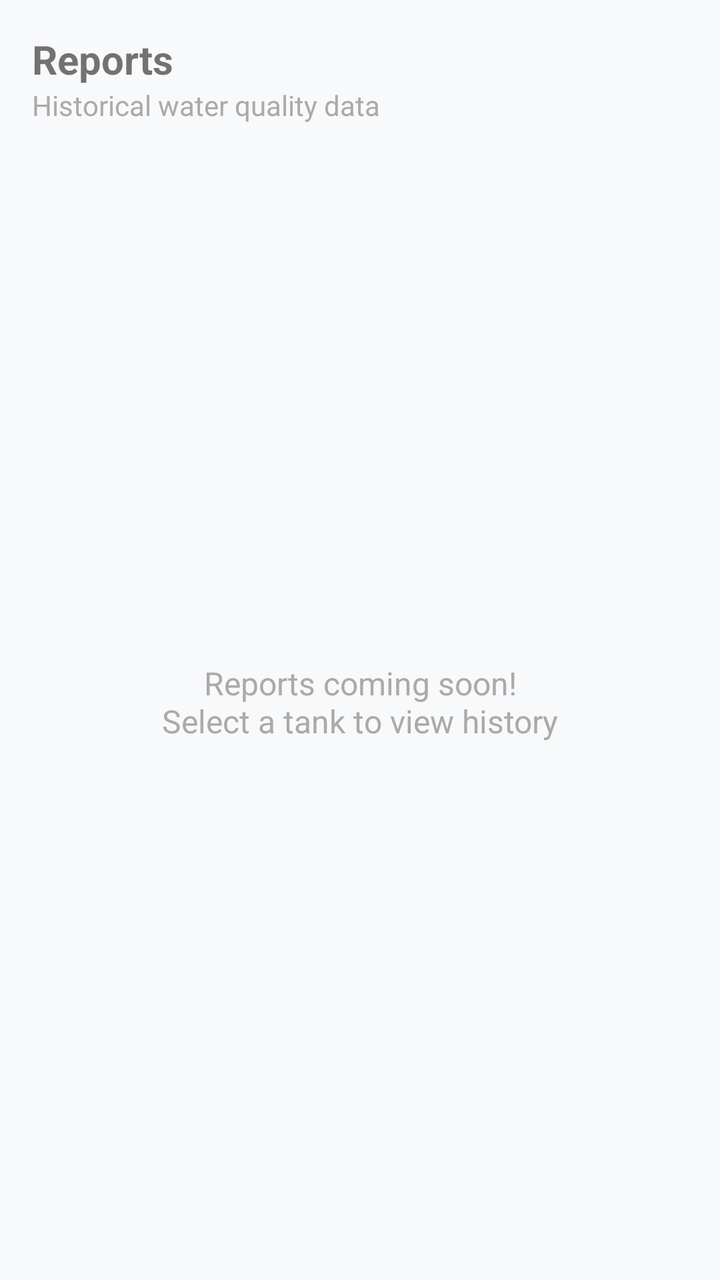
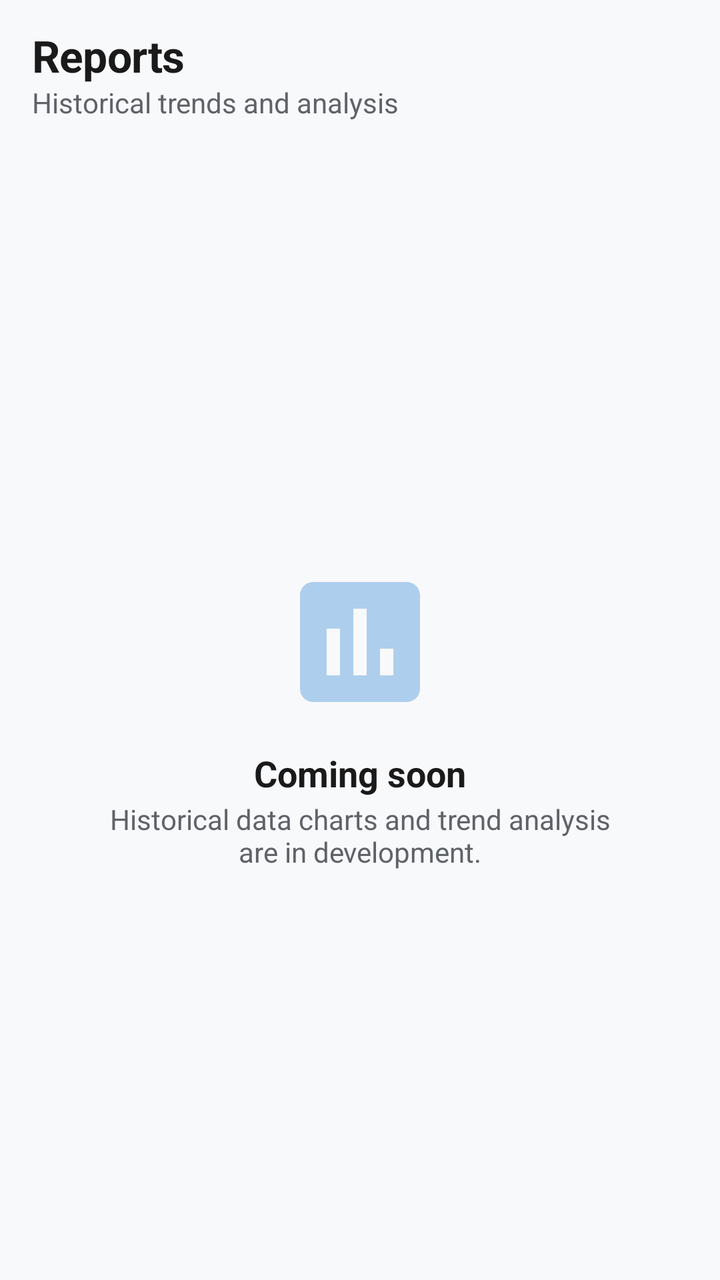

Screens rendered from an Android XML layout before and after an edit, with the pre-edit source and the edit as a unified diff.
<!-- AndroidManifest.xml: application theme Theme.CraySafe -->
<!-- res/layout/fragment_reports.xml -->
<?xml version="1.0" encoding="utf-8"?>
<LinearLayout xmlns:android="http://schemas.android.com/apk/res/android"
    android:layout_width="match_parent"
    android:layout_height="match_parent"
    android:orientation="vertical"
    android:padding="16dp">

    <TextView
        android:layout_width="wrap_content"
        android:layout_height="wrap_content"
        android:text="Reports"
        android:textSize="20sp"
        android:textStyle="bold" />

    <TextView
        android:layout_width="wrap_content"
        android:layout_height="wrap_content"
        android:text="Historical water quality data"
        android:textSize="14sp"
        android:textColor="@android:color/darker_gray"
        android:layout_marginBottom="16dp" />

    <TextView
        android:layout_width="match_parent"
        android:layout_height="match_parent"
        android:text="Reports coming soon!\nSelect a tank to view history"
        android:textAlignment="center"
        android:gravity="center"
        android:textSize="16sp"
        android:textColor="@android:color/darker_gray" />

</LinearLayout>
<!-- resources referenced by this layout -->
<resources>
  <style name="Theme.CraySafe" parent="Theme.MaterialComponents.Light.NoActionBar">
          <item name="colorPrimary">@color/primary</item>
          <item name="colorPrimaryVariant">@color/primary_dark</item>
          <item name="colorOnPrimary">@color/white</item>
  
          <item name="colorSecondary">@color/secondary</item>
          <item name="colorSecondaryVariant">@color/secondary_dark</item>
          <item name="colorOnSecondary">@color/white</item>
  
          <item name="android:colorBackground">@color/background</item>
          <item name="colorSurface">@color/surface</item>
          <item name="colorOnSurface">@color/text_primary</item>
          <item name="colorError">@color/critical</item>
  
          <item name="android:statusBarColor">@color/primary_dark</item>
          <item name="android:windowLightStatusBar">false</item>
  
          <item name="android:navigationBarColor">@color/surface</item>
      </style>
  <color name="primary">#0066CC</color>
  <color name="primary_dark">#004C99</color>
  <color name="white">#FFFFFFFF</color>
  <color name="secondary">#00B8A0</color>
  <color name="secondary_dark">#008A78</color>
  <color name="background">#F8F9FB</color>
  <color name="surface">#FFFFFF</color>
  <color name="text_primary">#1A1A1A</color>
  <color name="critical">#D32F2F</color>
</resources>

<!-- the commit's change to res/layout/fragment_reports.xml (unified diff, before → after) -->
@@ -1,32 +1,65 @@
 <?xml version="1.0" encoding="utf-8"?>
-<LinearLayout xmlns:android="http://schemas.android.com/apk/res/android"
+<androidx.constraintlayout.widget.ConstraintLayout
+    xmlns:android="http://schemas.android.com/apk/res/android"
+    xmlns:app="http://schemas.android.com/apk/res-auto"
     android:layout_width="match_parent"
     android:layout_height="match_parent"
-    android:orientation="vertical"
-    android:padding="16dp">
+    android:background="@color/background">
 
-    <TextView
-        android:layout_width="wrap_content"
+    <LinearLayout
+        android:id="@+id/headerLayout"
+        android:layout_width="match_parent"
         android:layout_height="wrap_content"
-        android:text="Reports"
-        android:textSize="20sp"
-        android:textStyle="bold" />
+        android:orientation="vertical"
+        android:padding="@dimen/space_md"
+        android:paddingBottom="@dimen/space_sm"
+        app:layout_constraintTop_toTopOf="parent">
 
-    <TextView
-        android:layout_width="wrap_content"
-        android:layout_height="wrap_content"
-        android:text="Historical water quality data"
-        android:textSize="14sp"
-        android:textColor="@android:color/darker_gray"
-        android:layout_marginBottom="16dp" />
+        <TextView
+            style="@style/Text.H2"
+            android:layout_width="wrap_content"
+            android:layout_height="wrap_content"
+            android:text="Reports" />
 
-    <TextView
+        <TextView
+            style="@style/Text.BodyMuted"
+            android:layout_width="wrap_content"
+            android:layout_height="wrap_content"
+            android:text="Historical trends and analysis"
+            android:layout_marginTop="2dp" />
+    </LinearLayout>
+
+    <LinearLayout
         android:layout_width="match_parent"
-        android:layout_height="match_parent"
-        android:text="Reports coming soon!\nSelect a tank to view history"
-        android:textAlignment="center"
+        android:layout_height="0dp"
         android:gravity="center"
-        android:textSize="16sp"
-        android:textColor="@android:color/darker_gray" />
+        android:orientation="vertical"
+        android:padding="@dimen/space_lg"
+        app:layout_constraintTop_toBottomOf="@id/headerLayout"
+        app:layout_constraintBottom_toBottomOf="parent">
 
-</LinearLayout>
+        <ImageView
+            android:layout_width="80dp"
+            android:layout_height="80dp"
+            android:src="@drawable/ic_reports"
+            android:alpha="0.3"
+            app:tint="@color/primary"
+            android:contentDescription="Reports" />
+
+        <TextView
+            style="@style/Text.H3"
+            android:layout_width="wrap_content"
+            android:layout_height="wrap_content"
+            android:text="Coming soon"
+            android:layout_marginTop="@dimen/space_md" />
+
+        <TextView
+            style="@style/Text.BodyMuted"
+            android:layout_width="wrap_content"
+            android:layout_height="wrap_content"
+            android:text="Historical data charts and trend analysis\nare in development."
+            android:gravity="center"
+            android:layout_marginTop="@dimen/space_xs" />
+    </LinearLayout>
+
+</androidx.constraintlayout.widget.ConstraintLayout>
<!-- resource entries referenced after the edit -->
@@ -19,7 +19,35 @@
   
           <item name="android:navigationBarColor">@color/surface</item>
       </style>
+  <color name="text_secondary">#5F6368</color>
   <color name="primary">#0066CC</color>
+  <dimen name="space_lg">24dp</dimen>
+  <dimen name="space_md">16dp</dimen>
+  <dimen name="space_sm">8dp</dimen>
+  <dimen name="space_xs">4dp</dimen>
+  <!-- drawable ic_reports (drawable) -->
+  <vector xmlns:android="http://schemas.android.com/apk/res/android"
+      android:width="24dp"
+      android:height="24dp"
+      android:viewportWidth="24"
+      android:viewportHeight="24">
+      <path
+          android:fillColor="#FFFFFF"
+          android:pathData="M19,3H5c-1.1,0 -2,0.9 -2,2v14c0,1.1 0.9,2 2,2h14c1.1,0 2,-0.9 2,-2V5c0,-1.1 -0.9,-2 -2,-2zM9,17H7v-7h2v7zM13,17h-2V7h2v10zM17,17h-2v-4h2v4z"/>
+  </vector>
+  <style name="Text.BodyMuted">
+          <item name="android:textSize">14sp</item>
+          <item name="android:textColor">@color/text_secondary</item>
+      </style>
+  <style name="Text.H2">
+          <item name="android:textSize">22sp</item>
+          <item name="android:textStyle">bold</item>
+          <item name="android:letterSpacing">-0.01</item>
+      </style>
+  <style name="Text.H3">
+          <item name="android:textSize">18sp</item>
+          <item name="android:textStyle">bold</item>
+      </style>
   <color name="primary_dark">#004C99</color>
   <color name="white">#FFFFFFFF</color>
   <color name="secondary">#00B8A0</color>
